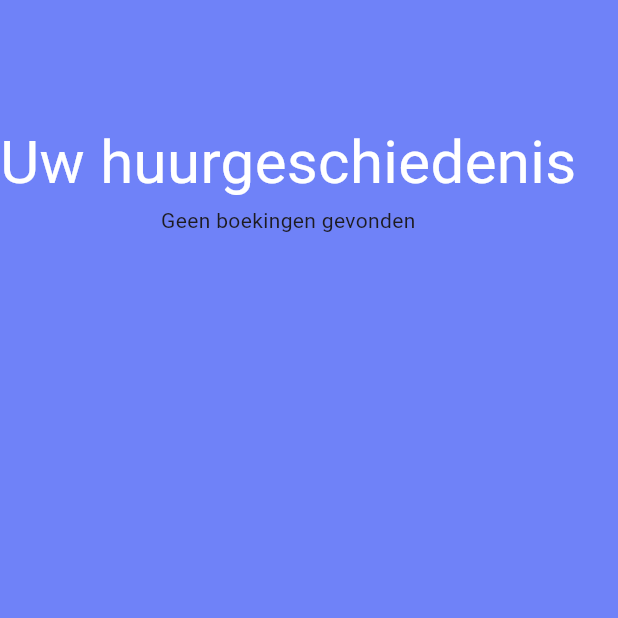
After one commit to TKTurbo/MobileAppDevelopment, a Flutter app: the RentalHistoryScreen screen opened by its route, on a phone screen of 412 x 824 dp, the top half of it. The commit adds this screen. Run offline on Flutter 3.47's test engine with Material 3 defaults, Android fonts, the light colour scheme and no system bars; our stand-ins replace flutter_secure_storage, get_it, go_router; accounts and stored records are empty; network calls fail.

Commit message:
created rental history page and a button that redirects to it on the account page

```diff
--- a/lib/main.dart
+++ b/lib/main.dart
@@ -4,6 +4,7 @@ import 'package:mobile_app_development/screens/AccountScreen.dart';
 import 'package:mobile_app_development/screens/ChangeAccountInfoScreen.dart';
 import 'package:mobile_app_development/screens/ChangePasswordScreen.dart';
 import 'package:mobile_app_development/screens/RentalDetailScreen.dart';
+import 'package:mobile_app_development/screens/RentalHistoryScreen.dart';
 import 'package:mobile_app_development/screens/SearchScreen.dart';
 import 'package:mobile_app_development/screens/CarDetailScreen.dart';
 import 'package:mobile_app_development/screens/HomeScreen.dart';
@@ -80,6 +81,11 @@ final _router = GoRouter(
       builder: (context, state) =>
           RentalDetailScreen(rentalId: int.parse(state.pathParameters['rentalId']!)),
     ),
+    GoRoute(
+      name: 'rental_history',
+      path: '/rentalhistory',
+      builder: (context, state) => const RentalHistoryScreen(),
+    ),
   ],
 );
 
--- a/lib/screens/AccountScreen.dart
+++ b/lib/screens/AccountScreen.dart
@@ -21,6 +21,10 @@ class AccountState extends State<AccountScreen> {
         child: Column(
           mainAxisSize: MainAxisSize.min,
           children: [
+            ElevatedButton(
+              onPressed: () => context.go('/rentalhistory'),
+              child: const Text('Huurgeschiedenis'),
+            ),
             ElevatedButton(
               onPressed: () => context.go('/changeinfo'),
               child: const Text('Account info wijzigen'),
--- /dev/null
+++ b/lib/screens/RentalHistoryScreen.dart
@@ -0,0 +1,90 @@
+import 'package:flutter/material.dart';
+
+import '../DependencyInjection.dart';
+import '../controllers/RentalController.dart';
+import '../models/RentalModel.dart';
+
+class RentalHistoryScreen extends StatefulWidget {
+  const RentalHistoryScreen({super.key});
+
+  @override
+  RentalHistoryState createState() => RentalHistoryState();
+}
+
+class RentalHistoryState extends State<RentalHistoryScreen> {
+  @override
+  Widget build(BuildContext context) {
+    RentalController _rentalController = DependencyInjection.getIt.get<RentalController>();
+    return Scaffold(
+      body: Container(
+        margin: const EdgeInsets.only(top: 80),
+        child: Column(
+          children: [
+          const Text(
+            "Uw huurgeschiedenis",
+            style: TextStyle(fontSize: 40, color: Color(0xFFFFFFFF)),
+          ),
+            FutureBuilder(future: _rentalController.getRentals(), builder: (BuildContext context, AsyncSnapshot<List<RentalModel>> snapshot) {
+              if (snapshot.hasData) {
+                final rentals = snapshot.data;
+                return Expanded(
+                    child: ListView.builder(
+                      itemCount: rentals!.length,
+                        itemBuilder: (context, index) {
+                      final rental = rentals[index];
+                      return Card(
+                        child: SizedBox(
+                          height: 200,
+                          child: Row(
+                            children: [
+                              SizedBox(
+                                width: 300,
+                                child: Column(
+                                  children: [
+                                    Container(
+                                      alignment:
+                                      Alignment.centerLeft,
+                                      margin:
+                                      const EdgeInsets.only(
+                                        top: 5,
+                                        left: 5,
+                                      ),
+                                      child: Column(
+                                    children: [
+                                    Text(
+                                    rental.code,
+                                      style: const TextStyle(
+                                          fontSize: 25),
+                                    ),
+                                    Text(
+                                      "Van: ${rental.fromDate}",
+                                      style: const TextStyle(
+                                          fontSize: 25),
+                                    ),
+                                    Text(
+                                      "Tot: ${rental.toDate}",
+                                      style: const TextStyle(
+                                          fontSize: 25),
+                                    ),
+                                                                ],
+                                                              )
+                                    ),
+                                  ],
+                                ),
+                              )
+                            ],
+                          ),
+                        ),
+                      );
+                    }),
+                );
+              } else {
+                return Text("Geen boekingen gevonden");
+              }
+            })
+        ]
+        ),
+      ),
+    );
+  }
+}
--- a/lib/screens/RentalScreen.dart
+++ b/lib/screens/RentalScreen.dart
@@ -33,7 +33,6 @@ class RentalScreen extends StatelessWidget {
                         itemCount: rentals!.length,
                           itemBuilder: (context, index) {
                           final rental = rentals[index];
-                          print(rental.car);
                             return GestureDetector(
                               onTap: () => context.goNamed('rental_details', pathParameters: {'rentalId': rental.id.toString()}),
                               child: Card(
```
